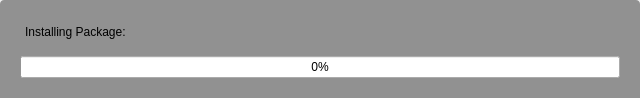
First picture: the form in yali/gui/Ui/installprogress.ui, repository dadas45li/yali, before the edit.
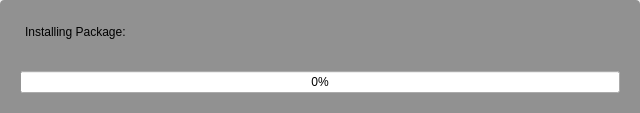
Second picture: the form after the edit.

Commit message: fix packet summary heigth

The edit to the form file:
```diff
--- a/yali/gui/Ui/installprogress.ui
+++ b/yali/gui/Ui/installprogress.ui
@@ -7,7 +7,7 @@
     <x>0</x>
     <y>0</y>
     <width>640</width>
-    <height>98</height>
+    <height>113</height>
    </rect>
   </property>
   <layout class="QVBoxLayout" name="verticalLayout">
@@ -61,11 +61,11 @@
         <property name="minimumSize">
          <size>
           <width>0</width>
-          <height>0</height>
+          <height>40</height>
          </size>
         </property>
         <property name="text">
-         <string>Installing Package: </string>
+         <string>Installing Package:</string>
         </property>
         <property name="alignment">
          <set>Qt::AlignTop</set>
```
